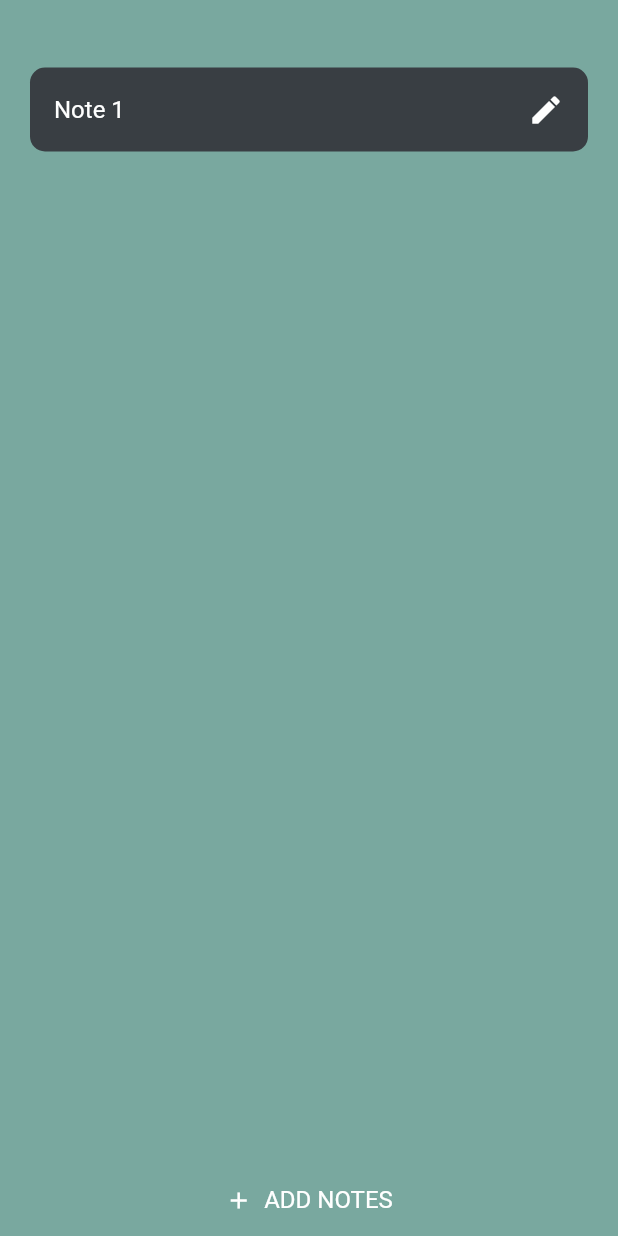
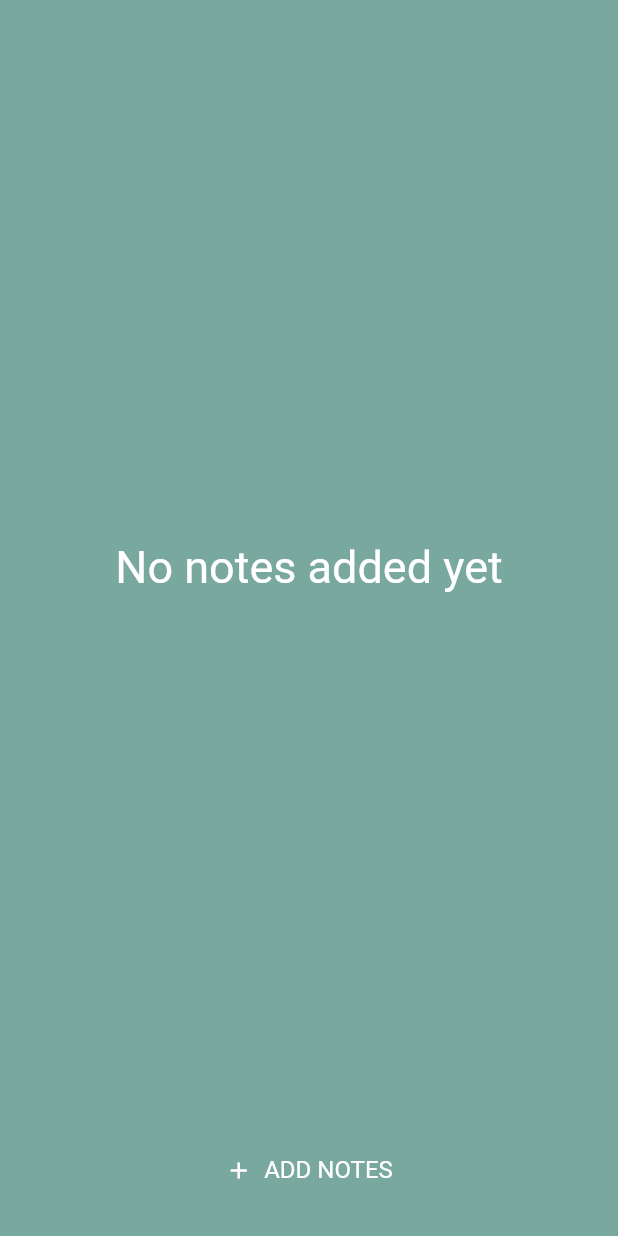
Before and after one commit to NoelCov/Flutter-note-taking-app, a Flutter app: the screen it shows after launch, on a phone screen of 412 x 824 dp. Run offline on Flutter 3.47's test engine with Material 2 defaults, Android fonts, the phone set to English and light mode, and no system bars; our stand-ins replace flutter_slidable, sqflite; accounts and stored records are empty.

Commit message:
Project finished

```diff
--- a/lib/Models/note.dart
+++ b/lib/Models/note.dart
@@ -5,6 +5,7 @@ class Note {
 
   String title;
   String text;
+
 
   Map<String, dynamic> toMap() {
     final map = Map<String, dynamic>();
--- a/lib/Screens/home_screen.dart
+++ b/lib/Screens/home_screen.dart
@@ -1,23 +1,34 @@
 import 'package:flutter/material.dart';
-import 'package:note_taking_app/Widgets/note_container.dart';
+import 'package:note_taking_app/Widgets/notes_container.dart';
+import 'package:note_taking_app/Models/note.dart';
+import 'package:provider/provider.dart';
+import 'package:note_taking_app/data_provider.dart';
 
-class HomeScreen extends StatelessWidget {
+class HomeScreen extends StatefulWidget {
+  @override
+  _HomeScreenState createState() => _HomeScreenState();
+}
+
+class _HomeScreenState extends State<HomeScreen> {
+  Future<List<Note>> notes;
+
+  void updateNotesList() {
+    setState(() {
+      notes = Provider.of<DataProvider>(context).getNoteList();
+    });
+  }
+
   @override
   Widget build(BuildContext context) {
+    updateNotesList();
     return Scaffold(
       backgroundColor: Color(0XFF79A89F),
       body: Column(
         children: [
-          Expanded(
-            flex: 1,
-            child: Container(
-              margin: EdgeInsets.only(top: 40),
-              child: ListView.builder(itemBuilder: (context, index) {
-                return NoteContainer(noteTitle: 'Note 1');
-              }, itemCount: 1),
-            ),
-          ),
-          TextButton.icon(
+          NotesContainer(notes: notes, updateList: updateNotesList),
+          Container(
+            margin: EdgeInsets.only(bottom: 20),
+            child: TextButton.icon(
               onPressed: () {
                 Navigator.pushNamed(context, '/add_note');
               },
@@ -31,6 +42,7 @@ class HomeScreen extends StatelessWidget {
                 size: 18,
               ),
             ),
+          ),
         ],
       ),
     );
--- /dev/null
+++ b/lib/Widgets/notes_container.dart
@@ -0,0 +1,49 @@
+import 'package:flutter/material.dart';
+import 'package:note_taking_app/Widgets/note_container.dart';
+import 'package:note_taking_app/Models/note.dart';
+
+class NotesContainer extends StatelessWidget {
+  NotesContainer({@required this.notes, @required this.updateList});
+
+  final Future<List<Note>> notes;
+  final Function updateList;
+
+  @override
+  Widget build(BuildContext context) {
+    print(notes);
+    return Expanded(
+      child: FutureBuilder(
+          future: notes,
+          builder: (context, snapshot) {
+            if (snapshot.data.length <= 0) {
+              return Center(
+                child: Text(
+                  'No notes added yet',
+                  style: TextStyle(fontSize: 30.0),
+                ),
+              );
+            }
+
+            if (snapshot.hasError) {
+              return Center(
+                child: Text('Future error'),
+              );
+            }
+
+            return Container(
+              margin: EdgeInsets.only(top: 40),
+              child: ListView.builder(
+                itemCount: snapshot.data.length,
+                shrinkWrap: true,
+                itemBuilder: (context, index) {
+                  return NoteContainer(
+                      noteTitle: snapshot.data[index].title,
+                      noteText: snapshot.data[index].text,
+                  );
+                },
+              ),
+            );
+          }),
+    );
+  }
+}
--- a/lib/Widgets/personal_fab.dart
+++ b/lib/Widgets/personal_fab.dart
@@ -20,6 +20,7 @@ class PersonalFAB extends StatelessWidget {
             onPressed: () {
               Provider.of<DataProvider>(context, listen: false)
                   .insertNote(title: title, text: text);
+              Navigator.pop(context);
             },
             backgroundColor: Color(0xFF62686E),
             elevation: 10.0,
--- a/lib/database_helper.dart
+++ b/lib/database_helper.dart
@@ -35,7 +35,7 @@ class DBHelper {
       CREATE TABLE $table (
       $columnId INTEGER PRIMARY KEY AUTOINCREMENT,
       $columnTitle TEXT NOT NULL,
-      $columnText TEXT NOT NULL
+      $columnText TEXT
       )
       ''');
   }
@@ -70,10 +70,10 @@ class DBHelper {
         .delete(table, where: '$columnTitle = ?', whereArgs: [noteTitle]);
   }
 
-  Future<int> updateNote(Note note) async {
+  Future<int> updateNote(Note newNote, String oldNoteName) async {
     Database db = await instance.database;
-    final result = await db.update(table, note.toMap(),
-        where: '$columnTitle = ?', whereArgs: [note.title]);
+    final result = await db.update(table, newNote.toMap(),
+        where: '$columnTitle = ?', whereArgs: [oldNoteName]);
     return result;
   }
 
--- a/lib/main.dart
+++ b/lib/main.dart
@@ -3,6 +3,7 @@ import 'package:note_taking_app/Screens/home_screen.dart';
 import 'package:note_taking_app/Screens/add_note.dart';
 import 'package:note_taking_app/data_provider.dart';
 import 'package:provider/provider.dart';
+import 'package:note_taking_app/Screens/view_note.dart';
 
 void main() => runApp(MyApp());
 
@@ -17,6 +18,7 @@ class MyApp extends StatelessWidget {
         routes: {
           '/': (context) => HomeScreen(),
           '/add_note': (context) => AddNote(),
+          '/view_note': (context) => ViewNote(),
         },
       ),
     );
--- a/pubspec.yaml
+++ b/pubspec.yaml
@@ -30,6 +30,7 @@ dependencies:
   cupertino_icons: ^1.0.2
   sqflite: ^2.0.0+3
   provider: ^5.0.0
+  flutter_slidable: ^0.5.7
 
 dev_dependencies:
   flutter_test:
```
Also changed, not shown: lib/Screens/edit_note.dart (added, +88 -0 lines), lib/Screens/view_note.dart (added, +35 -0 lines), lib/Widgets/note_container.dart (+37 -4 lines), lib/data_provider.dart (+17 -0 lines), pubspec.lock. Lines whose indentation alone changed are shown as unchanged.
